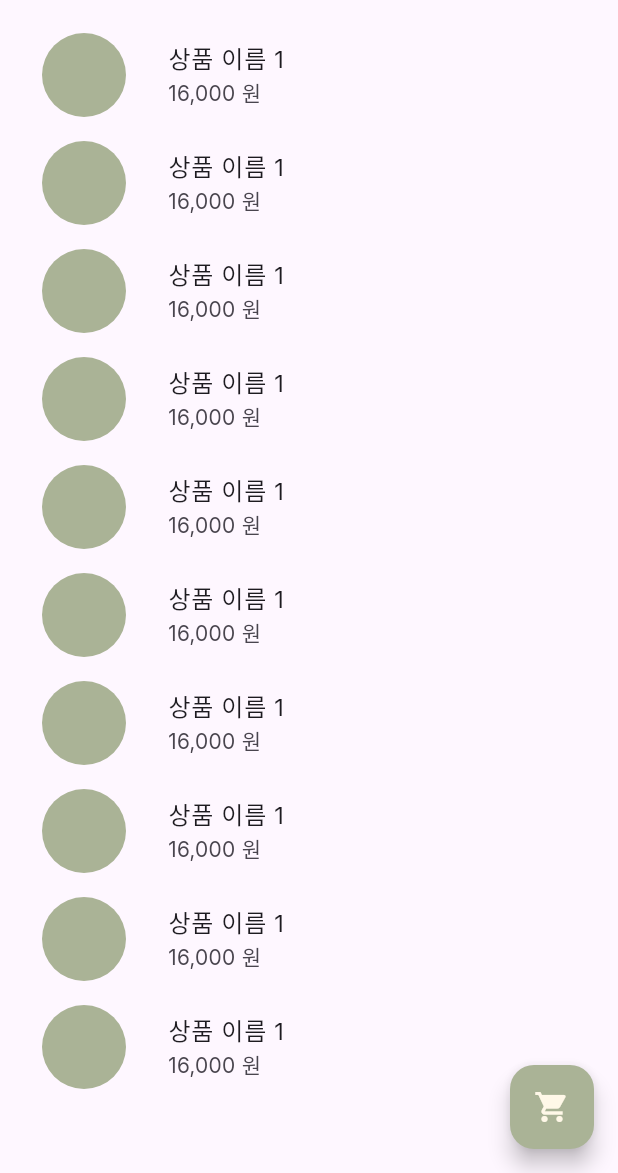
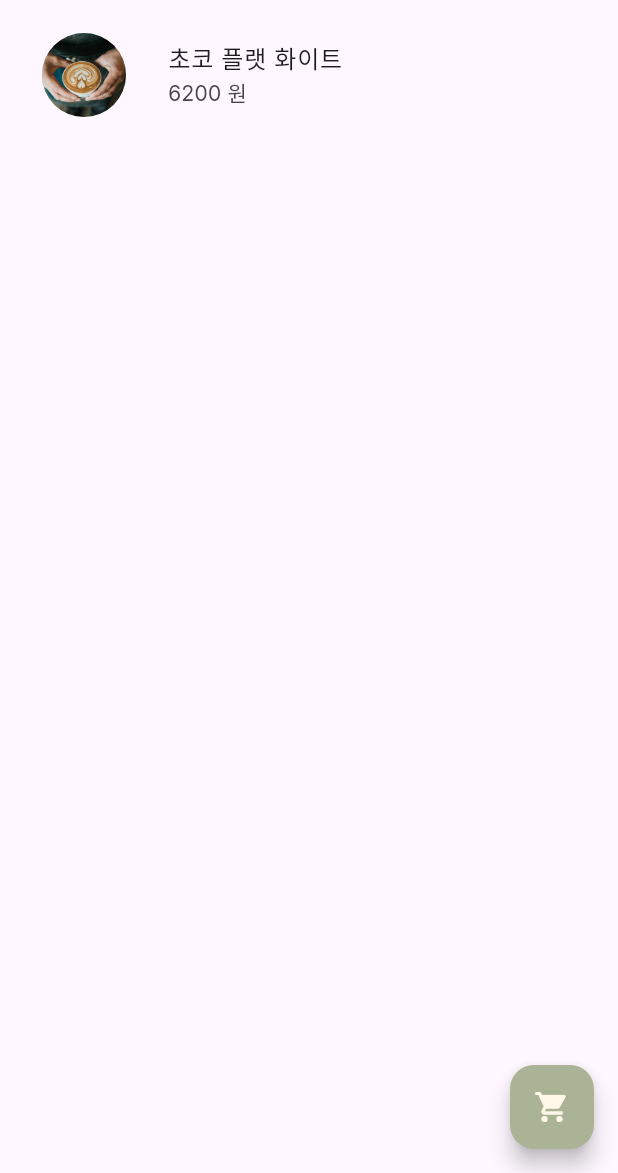
Before and after one commit to Hamiric/SirenOrder_Team4, a Flutter app: the screen it shows after launch, on a phone screen of 412 x 824 dp, the part 63-1236 px from its top. Run offline on Flutter 3.47's test engine with Material 3 defaults, Android fonts, the phone set to English and light mode, and no system bars; our stand-ins replace image_picker.

Commit message:
Feat : "item_add_page, item_list_page 데이터 이동"

```diff
--- a/lib/item_add_page/item_add_page.dart
+++ b/lib/item_add_page/item_add_page.dart
@@ -26,7 +26,7 @@ class _ItemAddPageState extends State<ItemAddPage> {
   Widget build(BuildContext context) {
     return Scaffold(
       backgroundColor: Colors.white,
-      appBar: SirenAppBar(),
+      appBar: const SirenAppBar(),
       body: SafeArea(
         child: GestureDetector(
           behavior: HitTestBehavior.opaque,
--- a/lib/item_add_page/widget/register_button.dart
+++ b/lib/item_add_page/widget/register_button.dart
@@ -2,6 +2,7 @@ import 'package:flutter/cupertino.dart';
 import 'package:flutter/material.dart';
 import 'package:image_picker/image_picker.dart';
 import 'package:team4_groupproject/drink.dart';
+import 'package:team4_groupproject/item_list_page/item_list_page.dart';
 
 class RegisterButton extends StatelessWidget {
   RegisterButton(
@@ -137,19 +138,15 @@ void showCupertino(
                     isFavorite: false,
                   );
 
-                  /*
                   // item_list_page로
                   Navigator.pushAndRemoveUntil(
                     context,
                     CupertinoDialogRoute(
-                      builder: (context) => ItemListPage(drink: newDrink),
+                      builder: (context) => ItemListPage(newDrink: newDrink),
                       context: context
                     ),
                     (route) => false,
                   );
-                  */
-
-                  Navigator.pop(context);
                 } else {
                   // 실패했을 경우 팝업만 끄기
                   Navigator.pop(context);
--- a/lib/item_list_page/item_list_page.dart
+++ b/lib/item_list_page/item_list_page.dart
@@ -1,10 +1,30 @@
+import 'dart:io';
+
 import 'package:flutter/material.dart';
 
+import '../drink.dart';
+
 class ItemListPage extends StatelessWidget {
-  const ItemListPage({Key? key}) : super(key: key);
+  ItemListPage({super.key, this.newDrink});
+
+  final Drink? newDrink;
+  List<Drink> drinkList = [
+    Drink(
+        name: '초코 플랫 화이트',
+        code: 'Choco Flat White',
+        img: 'assets/menu.jpg',
+        description: '오스트레일리아와 뉴질랜드에서 가장 즐겨먹는 커피 에스프레소의 미세한 입자의 마이크로 폼 스팀 밀크를 혼합해 만든 플랫화이트는 아주 고운 스팀밀크를 사용해 실크나 벨벳 질감에 비유될 만큼 부드럽습니다 카페라떼와 카푸치노의 차이를 들자면 플랫화이트가 더 부드럽고 커피향이 진한 편입니다',
+        price: 6200,
+        count: 0,
+        isFavorite: false),
+  ];
 
   @override
   Widget build(BuildContext context) {
+    if (newDrink != null) {
+      drinkList.insert(0, newDrink!);
+    }
+
     return Scaffold(
       appBar: AppBar(
         centerTitle: true,
@@ -19,15 +39,14 @@ class ItemListPage extends StatelessWidget {
         ],
       ),
       body: ListView.builder(
-        itemCount: 10,
+        itemCount: drinkList.length,
         itemBuilder: (context, index) {
           return ListTile(
-            leading: const CircleAvatar(
-              backgroundColor: Color(0xFFAAB396),
-              radius: 40
-            ),
-            title: const Text('상품 이름 1'),
-            subtitle: const Text('16,000 원'),
+            leading: CircleAvatar(
+              backgroundImage: is_CheckImageFile(drinkList[index].img) ? FileImage(File(drinkList[index].img)) : AssetImage(drinkList[index].img),
+              backgroundColor: Color(0xFFAAB396), radius: 40),
+            title: Text(drinkList[index].name),
+            subtitle: Text('${drinkList[index].price} 원'),
             onTap: () {
               Navigator.pushNamed(context, '/item_detail_page');
             },
@@ -39,10 +58,22 @@ class ItemListPage extends StatelessWidget {
           Navigator.pushNamed(context, '/item_cart_page');
         },
         backgroundColor: const Color(0xFFAAB396),
-        child: const Icon(Icons.shopping_cart,
-        color: const Color(0xFFFFF8E8),),
-
+        child: const Icon(
+          Icons.shopping_cart,
+          color: const Color(0xFFFFF8E8),
+        ),
       ),
     );
   }
+
+  // false = assets, true = XFile
+  bool is_CheckImageFile(String img){
+    List<String> splitImgPath = img.split('/');
+
+    if(splitImgPath[0] == 'assets') {
+      return false;
+    } else {
+      return true;
+    }
+  }
 }
--- a/lib/main.dart
+++ b/lib/main.dart
@@ -25,7 +25,7 @@ class MyApp extends StatelessWidget {
         '/item_add_page': (context) => const ItemAddPage(),
         '/item_cart_page': (context) => const ItemCartPage(),
         '/item_detail_page': (context) => const ItemDetailPage(),
-        '/item_list_page' : (context) => const ItemListPage(),
+        '/item_list_page' : (context) => ItemListPage(),
       },
       initialRoute: '/item_list_page',
     );
```
